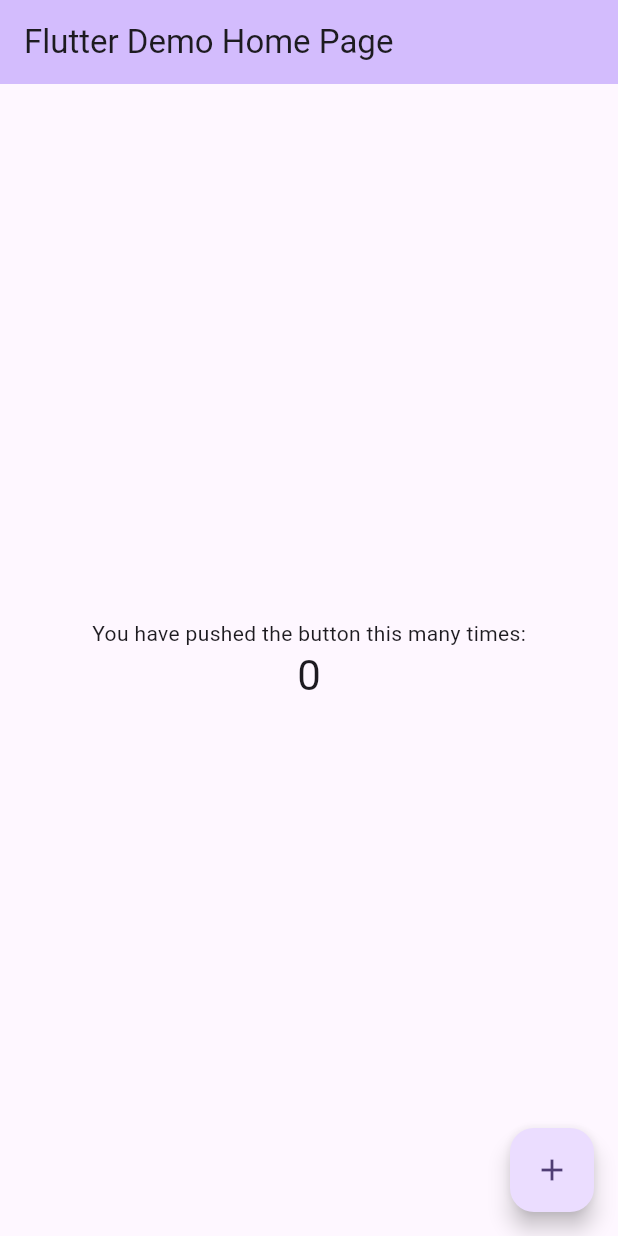
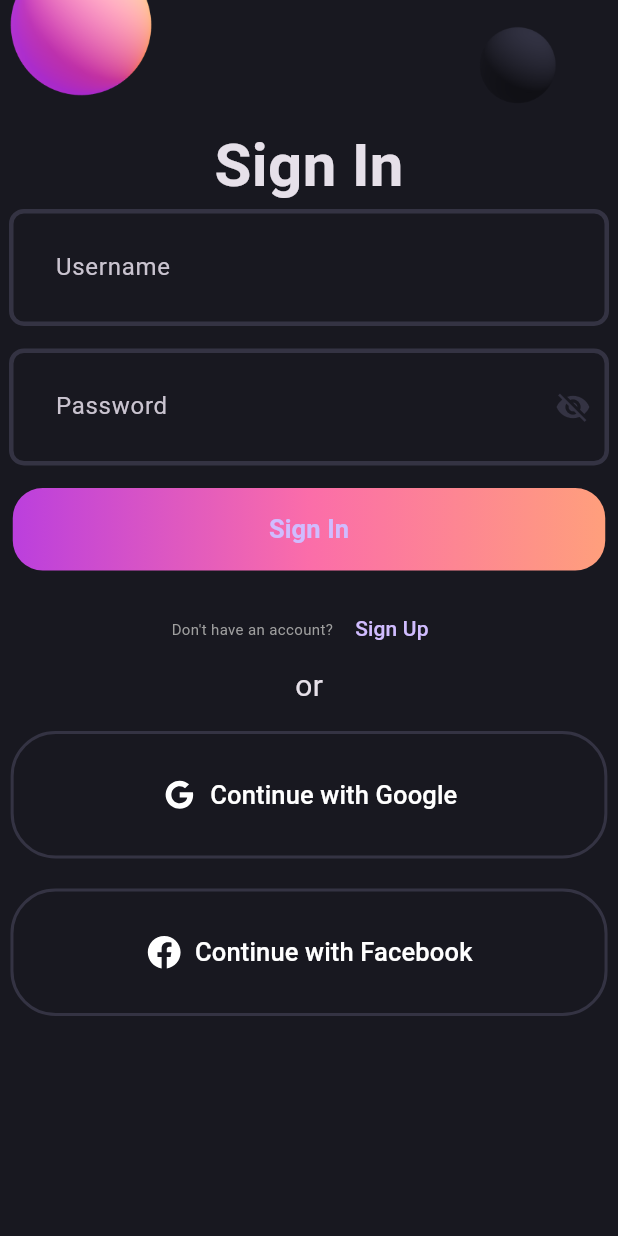
Before and after one commit to tauquirahmed/Frontend-Wastely, a Flutter app: the screen it shows after launch, on a phone screen of 412 x 824 dp. Run offline on Flutter 3.47's test engine with Material 3 defaults, Android fonts, the phone set to English and light mode, and no system bars; our stand-ins replace dio, flutter_svg, get, url_strategy.

Commit message:
added login signup

```diff
--- a/lib/main.dart
+++ b/lib/main.dart
@@ -1,125 +1,38 @@
 import 'package:flutter/material.dart';
+import 'package:get/get.dart';
+import 'package:url_strategy/url_strategy.dart';
+import 'package:wastely/pages/login_screen.dart';
+import 'package:wastely/pages/register_screen.dart';
+import 'package:wastely/palletes/pallets.dart';
 
 void main() {
+  setPathUrlStrategy();
   runApp(const MyApp());
 }
 
 class MyApp extends StatelessWidget {
-  const MyApp({super.key});
+  const MyApp({Key? key}) : super(key: key);
 
-  // This widget is the root of your application.
   @override
   Widget build(BuildContext context) {
-    return MaterialApp(
-      title: 'Flutter Demo',
-      theme: ThemeData(
-        // This is the theme of your application.
-        //
-        // TRY THIS: Try running your application with "flutter run". You'll see
-        // the application has a purple toolbar. Then, without quitting the app,
-        // try changing the seedColor in the colorScheme below to Colors.green
-        // and then invoke "hot reload" (save your changes or press the "hot
-        // reload" button in a Flutter-supported IDE, or press "r" if you used
-        // the command line to start the app).
-        //
-        // Notice that the counter didn't reset back to zero; the application
-        // state is not lost during the reload. To reset the state, use hot
-        // restart instead.
-        //
-        // This works for code too, not just values: Most code changes can be
-        // tested with just a hot reload.
-        colorScheme: ColorScheme.fromSeed(seedColor: Colors.deepPurple),
-        useMaterial3: true,
-      ),
-      home: const MyHomePage(title: 'Flutter Demo Home Page'),
+    return GetMaterialApp(
+      title: 'Wastely',
+      debugShowCheckedModeBanner: false,
+      theme: ThemeData.dark()
+          .copyWith(scaffoldBackgroundColor: Pallete.backgroundColor),
+      initialRoute: '/login',
+      getPages: [
+        GetPage(
+            name: '/login',
+            page: () => const LoginScreen(),
+            transition: Transition.leftToRightWithFade,
+            transitionDuration: const Duration(milliseconds: 500)),
+        GetPage(
+            name: '/register',
+            page: () => const RegisterScreen(),
+            transition: Transition.leftToRightWithFade,
+            transitionDuration: const Duration(milliseconds: 500)),
+      ],
     );
   }
 }
-
-class MyHomePage extends StatefulWidget {
-  const MyHomePage({super.key, required this.title});
-
-  // This widget is the home page of your application. It is stateful, meaning
-  // that it has a State object (defined below) that contains fields that affect
-  // how it looks.
-
-  // This class is the configuration for the state. It holds the values (in this
-  // case the title) provided by the parent (in this case the App widget) and
-  // used by the build method of the State. Fields in a Widget subclass are
-  // always marked "final".
-
-  final String title;
-
-  @override
-  State<MyHomePage> createState() => _MyHomePageState();
-}
-
-class _MyHomePageState extends State<MyHomePage> {
-  int _counter = 0;
-
-  void _incrementCounter() {
-    setState(() {
-      // This call to setState tells the Flutter framework that something has
-      // changed in this State, which causes it to rerun the build method below
-      // so that the display can reflect the updated values. If we changed
-      // _counter without calling setState(), then the build method would not be
-      // called again, and so nothing would appear to happen.
-      _counter++;
-    });
-  }
-
-  @override
-  Widget build(BuildContext context) {
-    // This method is rerun every time setState is called, for instance as done
-    // by the _incrementCounter method above.
-    //
-    // The Flutter framework has been optimized to make rerunning build methods
-    // fast, so that you can just rebuild anything that needs updating rather
-    // than having to individually change instances of widgets.
-    return Scaffold(
-      appBar: AppBar(
-        // TRY THIS: Try changing the color here to a specific color (to
-        // Colors.amber, perhaps?) and trigger a hot reload to see the AppBar
-        // change color while the other colors stay the same.
-        backgroundColor: Theme.of(context).colorScheme.inversePrimary,
-        // Here we take the value from the MyHomePage object that was created by
-        // the App.build method, and use it to set our appbar title.
-        title: Text(widget.title),
-      ),
-      body: Center(
-        // Center is a layout widget. It takes a single child and positions it
-        // in the middle of the parent.
-        child: Column(
-          // Column is also a layout widget. It takes a list of children and
-          // arranges them vertically. By default, it sizes itself to fit its
-          // children horizontally, and tries to be as tall as its parent.
-          //
-          // Column has various properties to control how it sizes itself and
-          // how it positions its children. Here we use mainAxisAlignment to
-          // center the children vertically; the main axis here is the vertical
-          // axis because Columns are vertical (the cross axis would be
-          // horizontal).
-          //
-          // TRY THIS: Invoke "debug painting" (choose the "Toggle Debug Paint"
-          // action in the IDE, or press "p" in the console), to see the
-          // wireframe for each widget.
-          mainAxisAlignment: MainAxisAlignment.center,
-          children: <Widget>[
-            const Text(
-              'You have pushed the button this many times:',
-            ),
-            Text(
-              '$_counter',
-              style: Theme.of(context).textTheme.headlineMedium,
-            ),
-          ],
-        ),
-      ),
-      floatingActionButton: FloatingActionButton(
-        onPressed: _incrementCounter,
-        tooltip: 'Increment',
-        child: const Icon(Icons.add),
-      ), // This trailing comma makes auto-formatting nicer for build methods.
-    );
-  }
-}
--- /dev/null
+++ b/lib/pages/controller/login_controller.dart
@@ -0,0 +1,39 @@
+import 'package:dio/dio.dart';
+import 'package:flutter/material.dart';
+import 'package:get/get.dart';
+import 'package:wastely/urls/urls.dart';
+
+class LoginController extends GetxController {
+  final TextEditingController usernameController = TextEditingController();
+  final TextEditingController passwordController = TextEditingController();
+  final dio =
+      Dio(BaseOptions(baseUrl: baseUrl, validateStatus: (status) => true));
+  @override
+  void onInit() {
+    super.onInit();
+  }
+
+  void request() async {
+    try {
+      final response = await dio.post(loginUrl, data: {
+        'username': usernameController.text,
+        'password': passwordController.text,
+      });
+      if (response.statusCode == 200) {
+        Get.snackbar('Success', 'Login Successful');
+      } else {
+        Get.snackbar('Error', response.data['message']);
+      }
+    } catch (e) {
+      print(e);
+    }
+  }
+
+  void login() {
+    if (usernameController.text.isEmpty || passwordController.text.isEmpty) {
+      Get.snackbar('Error', 'Please fill all fields');
+    } else {
+      request();
+    }
+  }
+}
--- /dev/null
+++ b/lib/pages/controller/password_controller.dart
@@ -0,0 +1,8 @@
+import 'package:get/get.dart';
+
+class PasswordController extends GetxController {
+  final isVisible = true.obs;
+  void toggleVisibility() {
+    isVisible.value = !isVisible.value;
+  }
+}
--- /dev/null
+++ b/lib/pages/login_screen.dart
@@ -0,0 +1,88 @@
+import 'package:flutter/material.dart';
+import 'package:get/get.dart';
+import 'package:wastely/pages/controller/login_controller.dart';
+import 'package:wastely/widgets/gradient_button.dart';
+import 'package:wastely/widgets/login_field.dart';
+import 'package:wastely/widgets/password_field.dart';
+import 'package:wastely/widgets/social_button.dart';
+
+class LoginScreen extends StatelessWidget {
+  const LoginScreen({super.key});
+
+  @override
+  Widget build(BuildContext context) {
+    return GetBuilder(
+      init: LoginController(),
+      builder: (controller) => Scaffold(
+          body: SingleChildScrollView(
+              child: Center(
+        child: Column(
+          children: [
+            Image.asset('assets/images/signin_balls.png'),
+            const Text(
+              'Sign In',
+              style: TextStyle(
+                fontWeight: FontWeight.bold,
+                fontSize: 40,
+              ),
+            ),
+            LoginField(
+              hintText: 'Username',
+              controller: controller.usernameController,
+            ),
+            const SizedBox(
+              height: 15,
+            ),
+            PasswordField(
+              hintText: 'Password',
+              controller: controller.passwordController,
+            ),
+            const SizedBox(
+              height: 15,
+            ),
+            GradientButton(
+              name: 'Sign In',
+              onPressed: () {
+                controller.login();
+              },
+            ),
+            const SizedBox(height: 15),
+            Row(
+              mainAxisAlignment: MainAxisAlignment.center,
+              children: [
+                const Text('Don\'t have an account? ',
+                    style: TextStyle(
+                      fontSize: 10,
+                      color: Colors.grey,
+                    )),
+                TextButton(
+                    onPressed: () {
+                      Get.toNamed('/register');
+                    },
+                    child: const Text('Sign Up')),
+              ],
+            ),
+            const Text(
+              'or',
+              style: TextStyle(
+                fontSize: 20,
+              ),
+            ),
+            const SizedBox(height: 15),
+            const SocialButton(
+              iconPath: 'assets/svgs/g_logo.svg',
+              label: "Continue with Google",
+              horizontalPadding: 100,
+            ),
+            const SizedBox(height: 20),
+            const SocialButton(
+              iconPath: 'assets/svgs/f_logo.svg',
+              label: "Continue with Facebook",
+              horizontalPadding: 90,
+            ),
+          ],
+        ),
+      ))),
+    );
+  }
+}
--- /dev/null
+++ b/lib/palletes/pallets.dart
@@ -0,0 +1,10 @@
+import 'package:flutter/material.dart';
+
+class Pallete {
+  static const Color backgroundColor = Color.fromRGBO(24, 24, 32, 1);
+  static const Color gradient1 = Color.fromRGBO(187, 63, 221, 1);
+  static const Color gradient2 = Color.fromRGBO(251, 109, 169, 1);
+  static const Color gradient3 = Color.fromRGBO(255, 159, 124, 1);
+  static const Color borderColor = Color.fromRGBO(52, 51, 67, 1);
+  static const Color whiteColor = Colors.white;
+}
--- /dev/null
+++ b/lib/urls/urls.dart
@@ -0,0 +1,3 @@
+String loginUrl = "/login/";
+String registerUrl = "/register/";
+String baseUrl = "http://127.0.0.1:8000";
--- /dev/null
+++ b/lib/widgets/gradient_button.dart
@@ -0,0 +1,39 @@
+import 'package:flutter/material.dart';
+import 'package:wastely/palletes/pallets.dart';
+
+class GradientButton extends StatelessWidget {
+  final String name;
+  final void Function() onPressed;
+  const GradientButton(
+      {super.key, required this.name, required this.onPressed});
+
+  @override
+  Widget build(BuildContext context) {
+    return Container(
+      decoration: BoxDecoration(
+        gradient: const LinearGradient(
+          colors: [
+            Pallete.gradient1,
+            Pallete.gradient2,
+            Pallete.gradient3,
+          ],
+          begin: Alignment.centerLeft,
+          end: Alignment.centerRight,
+        ),
+        borderRadius: BorderRadius.circular(20),
+      ),
+      child: ElevatedButton(
+        onPressed: onPressed,
+        style: ElevatedButton.styleFrom(
+          fixedSize: const Size(395, 55),
+          backgroundColor: Colors.transparent,
+          shadowColor: Colors.transparent,
+        ),
+        child: Text(
+          name,
+          style: const TextStyle(fontSize: 17, fontWeight: FontWeight.w600),
+        ),
+      ),
+    );
+  }
+}
--- /dev/null
+++ b/lib/widgets/login_field.dart
@@ -0,0 +1,37 @@
+import 'package:flutter/material.dart';
+import 'package:wastely/palletes/pallets.dart';
+
+class LoginField extends StatelessWidget {
+  final String hintText;
+  final TextEditingController controller;
+  const LoginField(
+      {super.key, required this.hintText, required this.controller});
+
+  @override
+  Widget build(BuildContext context) {
+    return ConstrainedBox(
+      constraints: const BoxConstraints(maxWidth: 400),
+      child: TextFormField(
+        controller: controller,
+        decoration: InputDecoration(
+          contentPadding: const EdgeInsets.all(27),
+          enabledBorder: OutlineInputBorder(
+            borderSide: const BorderSide(
+              color: Pallete.borderColor,
+              width: 3,
+            ),
+            borderRadius: BorderRadius.circular(10),
+          ),
+          focusedBorder: OutlineInputBorder(
+            borderSide: const BorderSide(
+              color: Pallete.borderColor,
+              width: 3,
+            ),
+            borderRadius: BorderRadius.circular(10),
+          ),
+          hintText: hintText,
+        ),
+      ),
+    );
+  }
+}
--- /dev/null
+++ b/lib/widgets/password_field.dart
@@ -0,0 +1,57 @@
+import 'package:flutter/material.dart';
+import 'package:get/get.dart';
+import 'package:wastely/pages/controller/password_controller.dart';
+import 'package:wastely/palletes/pallets.dart';
+
+class PasswordField extends StatelessWidget {
+  final String hintText;
+  final TextEditingController controller;
+  const PasswordField({
+    super.key,
+    this.hintText = 'Password',
+    required this.controller,
+  });
+
+  @override
+  Widget build(BuildContext context) {
+    return GetBuilder(
+      init: PasswordController(),
+      builder: (con) => Obx(
+        () => ConstrainedBox(
+          constraints: const BoxConstraints(maxWidth: 400),
+          child: TextFormField(
+            controller: controller,
+            obscureText: con.isVisible.value,
+            decoration: InputDecoration(
+              contentPadding: const EdgeInsets.all(27),
+              enabledBorder: OutlineInputBorder(
+                borderSide: const BorderSide(
+                  color: Pallete.borderColor,
+                  width: 3,
+                ),
+                borderRadius: BorderRadius.circular(10),
+              ),
+              focusedBorder: OutlineInputBorder(
+                borderSide: const BorderSide(
+                  color: Pallete.borderColor,
+                  width: 3,
+                ),
+                borderRadius: BorderRadius.circular(10),
+              ),
+              hintText: hintText,
+              suffixIcon: IconButton(
+                icon: Icon(
+                  con.isVisible.value ? Icons.visibility_off : Icons.visibility,
+                  color: Pallete.borderColor,
+                ),
+                onPressed: () {
+                  con.toggleVisibility();
+                },
+              ),
+            ),
+          ),
+        ),
+      ),
+    );
+  }
+}
--- /dev/null
+++ b/lib/widgets/social_button.dart
@@ -0,0 +1,36 @@
+import 'package:flutter/material.dart';
+import 'package:flutter_svg/flutter_svg.dart';
+import 'package:wastely/palletes/pallets.dart';
+
+class SocialButton extends StatelessWidget {
+  final String iconPath;
+  final String label;
+  final double horizontalPadding;
+  const SocialButton({
+    super.key,
+    required this.iconPath,
+    required this.label,
+    required this.horizontalPadding,
+  });
+
+  @override
+  Widget build(BuildContext context) {
+    return TextButton.icon(
+      onPressed: () {},
+      icon: SvgPicture.asset(
+        iconPath,
+        width: 25,
+        // ignore: deprecated_member_use
+        color: Pallete.whiteColor,
+      ),
+      label: Text(label,
+          style: const TextStyle(fontSize: 17, color: Pallete.whiteColor)),
+      style: TextButton.styleFrom(
+          padding:
+              EdgeInsets.symmetric(vertical: 30, horizontal: horizontalPadding),
+          shape:
+              RoundedRectangleBorder(borderRadius: BorderRadius.circular(30)),
+          side: BorderSide(color: Pallete.borderColor, width: 2)),
+    );
+  }
+}
```
Also changed, not shown: lib/pages/controller/register_controller.dart (added, +50 -0 lines), lib/pages/register_screen.dart (added, +79 -0 lines), pubspec.yaml (+7 -3 lines), assets/images/signin_balls.png (added), assets/svgs/f_logo.svg (added), assets/svgs/g_logo.svg (added), pubspec.lock.
